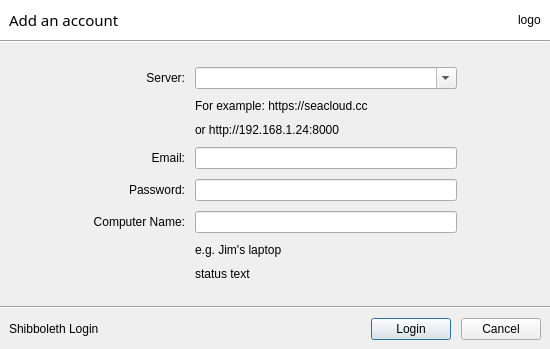
haiwen/seafile-client, file ui/login-dialog.ui: the form before one commit.
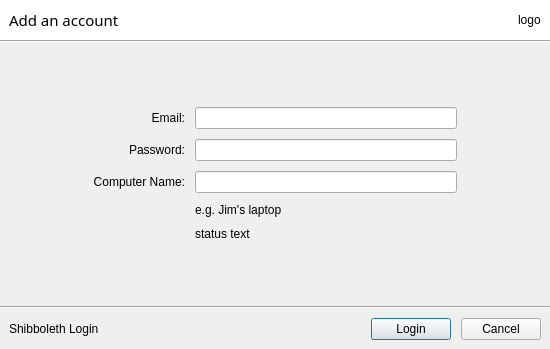
The form after the commit.

The edit to the form file:
```diff
--- a/ui/login-dialog.ui
+++ b/ui/login-dialog.ui
@@ -119,86 +119,14 @@
        <property name="spacing">
         <number>10</number>
        </property>
-       <item row="0" column="0">
-        <widget class="QLabel" name="serverUrl">
-         <property name="text">
-          <string>Server:</string>
-         </property>
-         <property name="alignment">
-          <set>Qt::AlignRight|Qt::AlignTrailing|Qt::AlignVCenter</set>
-         </property>
-        </widget>
-       </item>
-       <item row="0" column="1">
-        <widget class="QComboBox" name="mServerAddr">
-         <property name="editable">
-          <bool>true</bool>
-         </property>
-        </widget>
-       </item>
        <item row="1" column="1">
-        <widget class="QLabel" name="hint">
-         <property name="lineWidth">
-          <number>1</number>
-         </property>
-         <property name="text">
-          <string>&lt;html&gt;&lt;head/&gt;&lt;body&gt;&lt;p&gt;For example: https://seacloud.cc&lt;/p&gt;&lt;/body&gt;&lt;/html&gt;</string>
-         </property>
-         <property name="textFormat">
-          <enum>Qt::AutoText</enum>
-         </property>
-         <property name="openExternalLinks">
-          <bool>false</bool>
-         </property>
-         <property name="textInteractionFlags">
-          <set>Qt::LinksAccessibleByMouse</set>
-         </property>
-        </widget>
-       </item>
-       <item row="2" column="1">
-        <widget class="QLabel" name="hint_2">
-         <property name="enabled">
-          <bool>true</bool>
-         </property>
-         <property name="text">
-          <string>or http://192.168.1.24:8000</string>
-         </property>
-         <property name="openExternalLinks">
-          <bool>false</bool>
-         </property>
-        </widget>
-       </item>
-       <item row="3" column="0">
-        <widget class="QLabel" name="label_2">
-         <property name="text">
-          <string>Email:</string>
-         </property>
-         <property name="alignment">
-          <set>Qt::AlignRight|Qt::AlignTrailing|Qt::AlignVCenter</set>
-         </property>
-        </widget>
-       </item>
-       <item row="3" column="1">
-        <widget class="QLineEdit" name="mUsername"/>
-       </item>
-       <item row="4" column="0">
-        <widget class="QLabel" name="label_3">
-         <property name="text">
-          <string>Password:</string>
-         </property>
-         <property name="alignment">
-          <set>Qt::AlignRight|Qt::AlignTrailing|Qt::AlignVCenter</set>
-         </property>
-        </widget>
-       </item>
-       <item row="4" column="1">
         <widget class="QLineEdit" name="mPassword">
          <property name="echoMode">
           <enum>QLineEdit::Password</enum>
          </property>
         </widget>
        </item>
-       <item row="5" column="0">
+       <item row="2" column="0">
         <widget class="QLabel" name="label_5">
          <property name="text">
           <string>Computer Name:</string>
@@ -211,17 +139,17 @@
          </property>
         </widget>
        </item>
-       <item row="5" column="1">
+       <item row="2" column="1">
         <widget class="QLineEdit" name="mComputerName"/>
        </item>
-       <item row="6" column="1">
+       <item row="3" column="1">
         <widget class="QLabel" name="hint_3">
          <property name="text">
           <string>e.g. Jim's laptop</string>
          </property>
         </widget>
        </item>
-       <item row="7" column="1">
+       <item row="4" column="1">
         <widget class="QLabel" name="mStatusText">
          <property name="enabled">
           <bool>true</bool>
@@ -231,6 +159,29 @@
          </property>
         </widget>
        </item>
+       <item row="0" column="0">
+        <widget class="QLabel" name="label_2">
+         <property name="text">
+          <string>Email:</string>
+         </property>
+         <property name="alignment">
+          <set>Qt::AlignRight|Qt::AlignTrailing|Qt::AlignVCenter</set>
+         </property>
+        </widget>
+       </item>
+       <item row="0" column="1">
+        <widget class="QLineEdit" name="mUsername"/>
+       </item>
+       <item row="1" column="0">
+        <widget class="QLabel" name="label_3">
+         <property name="text">
+          <string>Password:</string>
+         </property>
+         <property name="alignment">
+          <set>Qt::AlignRight|Qt::AlignTrailing|Qt::AlignVCenter</set>
+         </property>
+        </widget>
+       </item>
       </layout>
      </item>
      <item>
```
Left out of the diff: 7 changed lines with no effect on the pictures.
